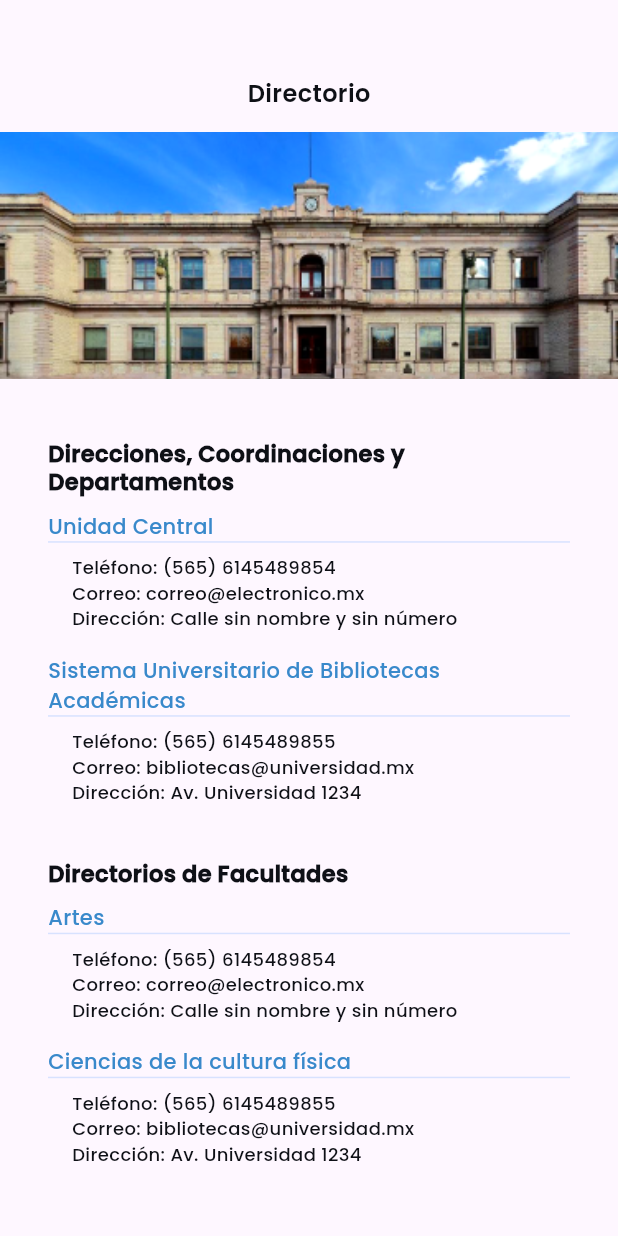
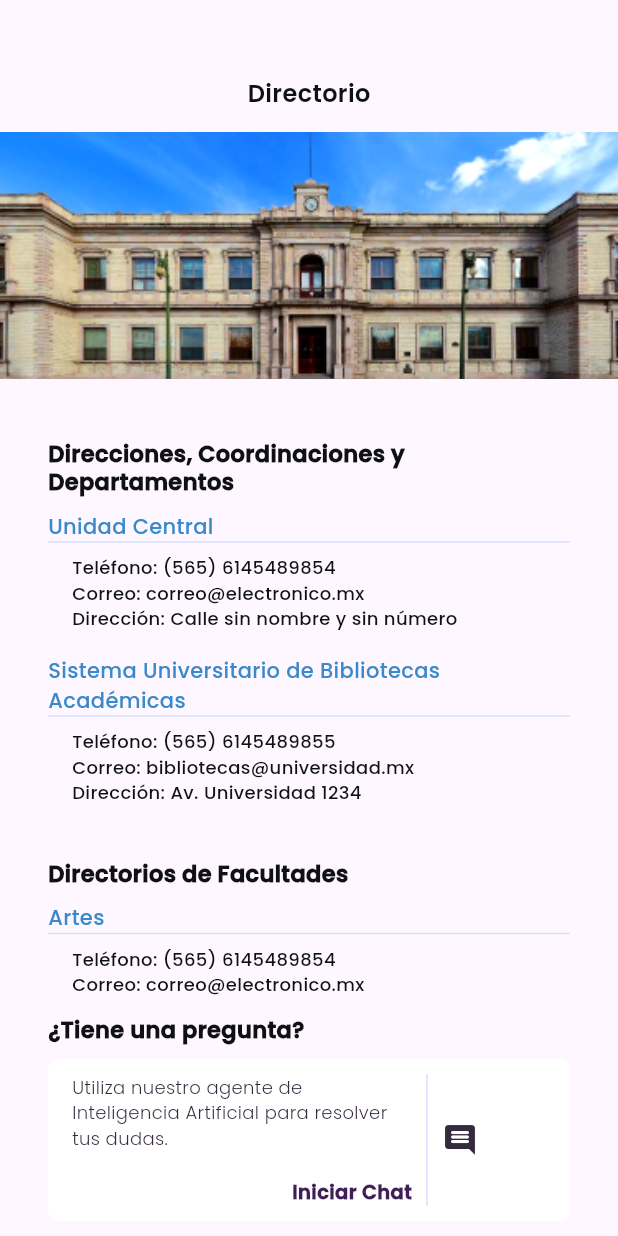
Before and after one commit to jonamx13/uach_mobile, a Flutter app: the DirectorioScreen screen opened by its route, on a phone screen of 412 x 824 dp. Run offline on Flutter 3.47's test engine with Material 3 defaults, Android fonts, the phone set to English and light mode, and no system bars; our stand-ins replace flutter_svg.

Commit message:
agenteAI UI building

```diff
--- a/lib/features/directorio/directorio_screen.dart
+++ b/lib/features/directorio/directorio_screen.dart
@@ -1,6 +1,7 @@
 import 'package:flutter/material.dart';
 import './widgets/directorio_card.dart';
 import './data/directorio_data.dart';
+import './widgets/agenteAI.dart';
 
 class DirectorioScreen extends StatelessWidget {
   @override
@@ -59,6 +60,26 @@ class DirectorioScreen extends StatelessWidget {
                 ),
               ),
             ),
+            Padding(
+          padding: const EdgeInsets.symmetric(horizontal: 32, vertical: 10),
+          child: Column(
+            crossAxisAlignment: CrossAxisAlignment.start,
+            children: [
+              Text(
+              '¿Tiene una pregunta?',
+              style: TextStyle(
+                fontFamily: 'Poppins',
+                fontWeight: FontWeight.w800,
+                fontSize: 15,
+                height: 16.25 / 13, // Line height
+                color: Color(0xFF0E1016),
+              ),
+            ),
+            SizedBox(height: 10),
+         AgenteAI(),
+            ]
+          ),
+        ),
           ],
         ),
       ),
--- /dev/null
+++ b/lib/features/directorio/widgets/agenteAI.dart
@@ -0,0 +1,79 @@
+import 'package:flutter/material.dart';
+
+class AgenteAI extends StatelessWidget {
+  @override
+  Widget build(BuildContext context) {
+    // Obtenemos el alto de la pantalla
+    double screenHeight = MediaQuery.of(context).size.height;
+
+    // Calculamos el alto proporcional (13.1% de la altura de la pantalla)
+    double widgetHeight = screenHeight * 0.131;
+
+    return Container(
+      width: double.infinity, // Asegura que ocupe todo el ancho
+      height: widgetHeight, // Establecemos el alto calculado
+      padding: EdgeInsets.symmetric(horizontal: 16, vertical: 10), // Espaciado dentro del contenedor
+      decoration: BoxDecoration(
+        color: Colors.white, // Fondo blanco
+        borderRadius: BorderRadius.circular(8), // Bordes redondeados
+      ),
+      child: Row(
+        mainAxisAlignment: MainAxisAlignment.start, // Alineación de los elementos
+        children: [
+          // Contenedor con la columna que agrupa los textos
+          Container(
+            width: MediaQuery.of(context).size.width * 0.55, // 4/6 del ancho disponible
+            child: Column(
+              mainAxisAlignment: MainAxisAlignment.spaceBetween, // Separa los textos
+              crossAxisAlignment: CrossAxisAlignment.start,
+              children: [
+                // Texto: "Utiliza nuestro agente..."
+                Text(
+                  'Utiliza nuestro agente de Inteligencia Artificial para resolver tus dudas.',
+                  style: TextStyle(
+                    fontFamily: 'Poppins',
+                    fontWeight: FontWeight.w300,
+                    fontSize: 12, // Tamaño del texto ajustado
+                    color: Color(0xFF362B3E),
+                  ),
+                  overflow: TextOverflow.visible, // Permite que el texto no se recorte
+                  softWrap: true, // Permite que el texto se envuelva cuando llegue al límite
+                ),
+                // Texto: "Iniciar Chat" alineado a la esquina inferior derecha
+                Align(
+                  alignment: Alignment.bottomRight,
+                  child: Text(
+                    'Iniciar Chat',
+                    style: TextStyle(
+                      fontFamily: 'Poppins',
+                      fontWeight: FontWeight.w900,
+                      fontSize: 13,
+                      color: Color(0xFF401E57),
+                    ),
+                  ),
+                ),
+              ],
+            ),
+          ),
+          // Divider en el medio que ocupa todo el alto disponible
+          Container(
+            height: widgetHeight, // Establecemos el alto igual al del widget
+            child: VerticalDivider(
+              color: Color(0xFFD8E2FF),
+              thickness: 1,
+              width: 20,
+            ),
+          ),
+          // Icono a la derecha, centrado en el espacio restante
+          Center(
+            child: Icon(
+              Icons.comment_rounded, // Ícono de globo de texto
+              color: Color(0xFF362B3E), // Color del ícono
+              size: 24, // Tamaño del ícono
+            ),
+          ),
+        ],
+      ),
+    );
+  }
+}
```
